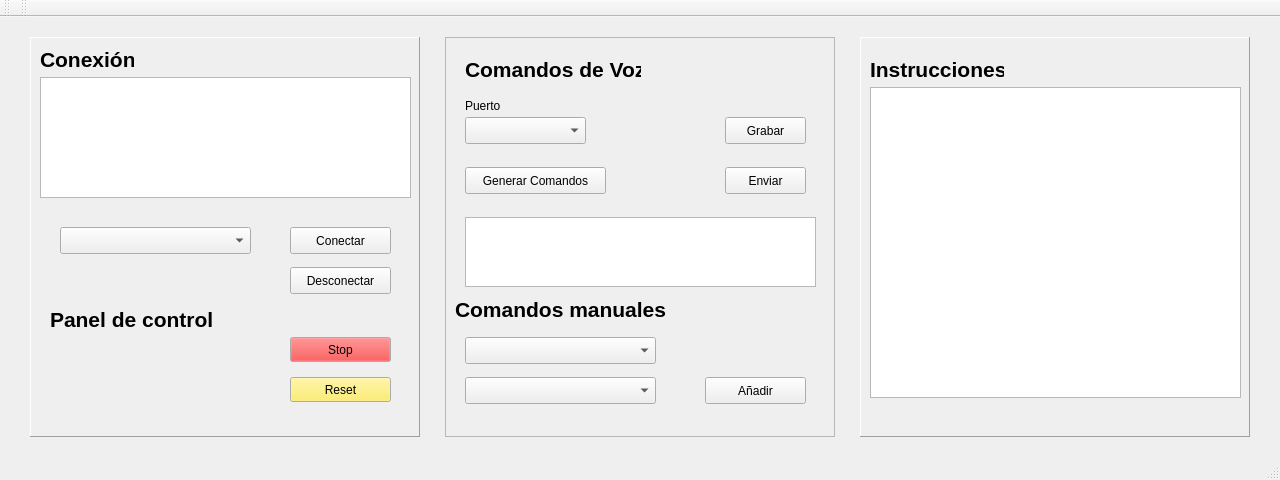
Before: the Qt Designer form mainwindow.ui in ManuelBejarano/SDVoice, drawn with Qt 5.
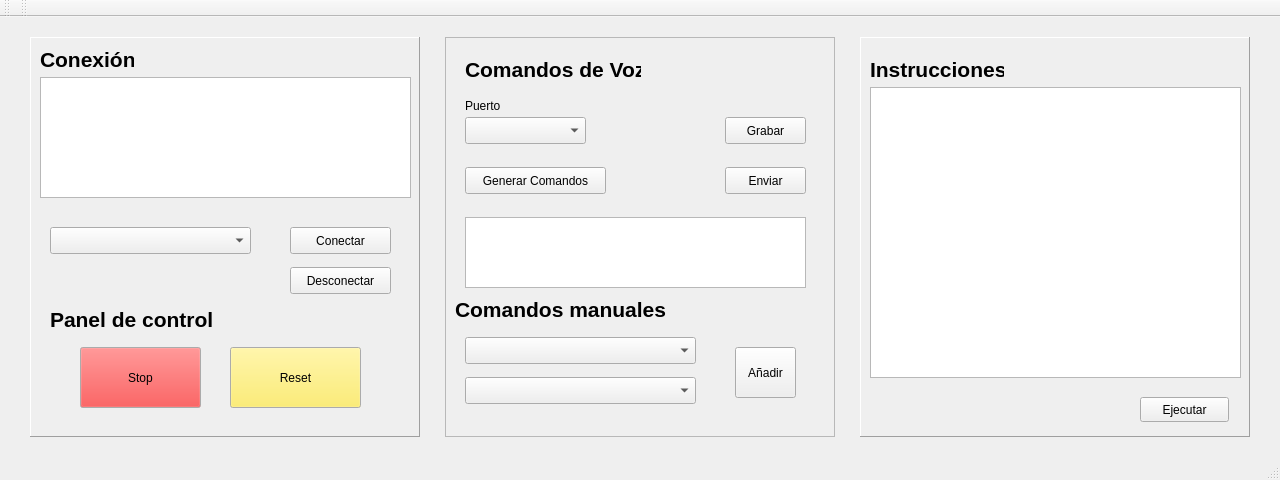
After: the same form once the commit is applied.

Commit message: Mejora base de datos firebase y GUI principal

Patch:
```diff
--- a/mainwindow.ui
+++ b/mainwindow.ui
@@ -124,9 +124,9 @@
       <widget class="QComboBox" name="ListaConexiones">
        <property name="geometry">
         <rect>
-         <x>30</x>
+         <x>20</x>
          <y>190</y>
-         <width>191</width>
+         <width>201</width>
          <height>27</height>
         </rect>
        </property>
@@ -157,10 +157,10 @@
       <widget class="QPushButton" name="Stop">
        <property name="geometry">
         <rect>
-         <x>260</x>
-         <y>300</y>
-         <width>101</width>
-         <height>25</height>
+         <x>50</x>
+         <y>310</y>
+         <width>121</width>
+         <height>61</height>
         </rect>
        </property>
        <property name="palette">
@@ -207,10 +207,10 @@
       <widget class="QPushButton" name="Reset">
        <property name="geometry">
         <rect>
-         <x>260</x>
-         <y>340</y>
-         <width>101</width>
-         <height>25</height>
+         <x>200</x>
+         <y>310</y>
+         <width>131</width>
+         <height>61</height>
         </rect>
        </property>
        <property name="palette">
@@ -292,10 +292,10 @@
       <widget class="QPushButton" name="Anadir">
        <property name="geometry">
         <rect>
-         <x>260</x>
-         <y>340</y>
-         <width>101</width>
-         <height>27</height>
+         <x>290</x>
+         <y>310</y>
+         <width>61</width>
+         <height>51</height>
         </rect>
        </property>
        <property name="text">
@@ -307,7 +307,7 @@
         <rect>
          <x>20</x>
          <y>340</y>
-         <width>191</width>
+         <width>231</width>
          <height>27</height>
         </rect>
        </property>
@@ -317,7 +317,7 @@
         <rect>
          <x>20</x>
          <y>300</y>
-         <width>191</width>
+         <width>231</width>
          <height>27</height>
         </rect>
        </property>
@@ -410,13 +410,13 @@
         <string>&lt;html&gt;&lt;head/&gt;&lt;body&gt;&lt;p align=&quot;justify&quot;&gt;&lt;span style=&quot; font-size:16pt; font-weight:600;&quot;&gt;Comandos manuales&lt;/span&gt;&lt;/p&gt;&lt;/body&gt;&lt;/html&gt;</string>
        </property>
       </widget>
-      <widget class="QTextEdit" name="textEdit">
+      <widget class="QListView" name="ListaComandos">
        <property name="geometry">
         <rect>
          <x>20</x>
          <y>180</y>
-         <width>351</width>
-         <height>70</height>
+         <width>341</width>
+         <height>71</height>
         </rect>
        </property>
       </widget>
@@ -442,23 +442,13 @@
       <property name="frameShadow">
        <enum>QFrame::Raised</enum>
       </property>
-      <widget class="QListView" name="ListaComandos">
-       <property name="geometry">
-        <rect>
-         <x>50</x>
-         <y>800</y>
-         <width>471</width>
-         <height>91</height>
-        </rect>
-       </property>
-      </widget>
       <widget class="QTableView" name="TablaInstrucciones">
        <property name="geometry">
         <rect>
          <x>10</x>
          <y>50</y>
          <width>371</width>
-         <height>311</height>
+         <height>291</height>
         </rect>
        </property>
       </widget>
@@ -475,6 +465,19 @@
         <string>&lt;html&gt;&lt;head/&gt;&lt;body&gt;&lt;p align=&quot;justify&quot;&gt;&lt;span style=&quot; font-size:16pt; font-weight:600;&quot;&gt;Instrucciones&lt;/span&gt;&lt;/p&gt;&lt;/body&gt;&lt;/html&gt;</string>
        </property>
       </widget>
+      <widget class="QPushButton" name="Ejectutar">
+       <property name="geometry">
+        <rect>
+         <x>280</x>
+         <y>360</y>
+         <width>89</width>
+         <height>25</height>
+        </rect>
+       </property>
+       <property name="text">
+        <string>Ejecutar</string>
+       </property>
+      </widget>
      </widget>
     </item>
    </layout>
```
Left out of the diff: 41 changed lines with no effect on the pictures. The commit also changes 2 other files.
